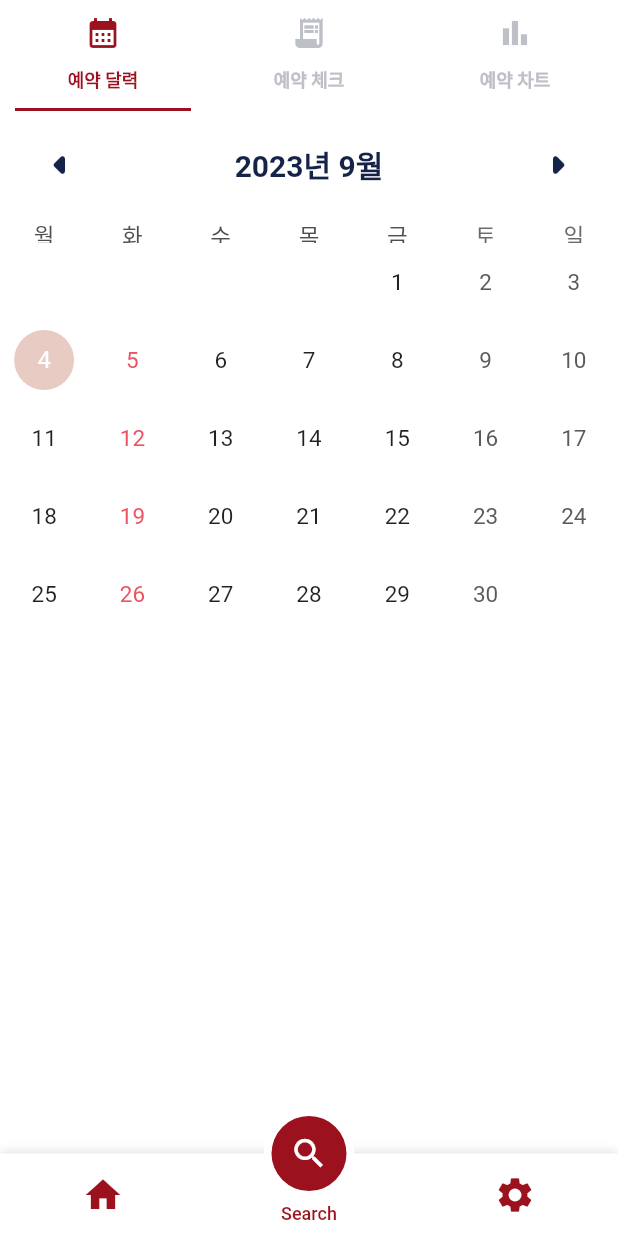
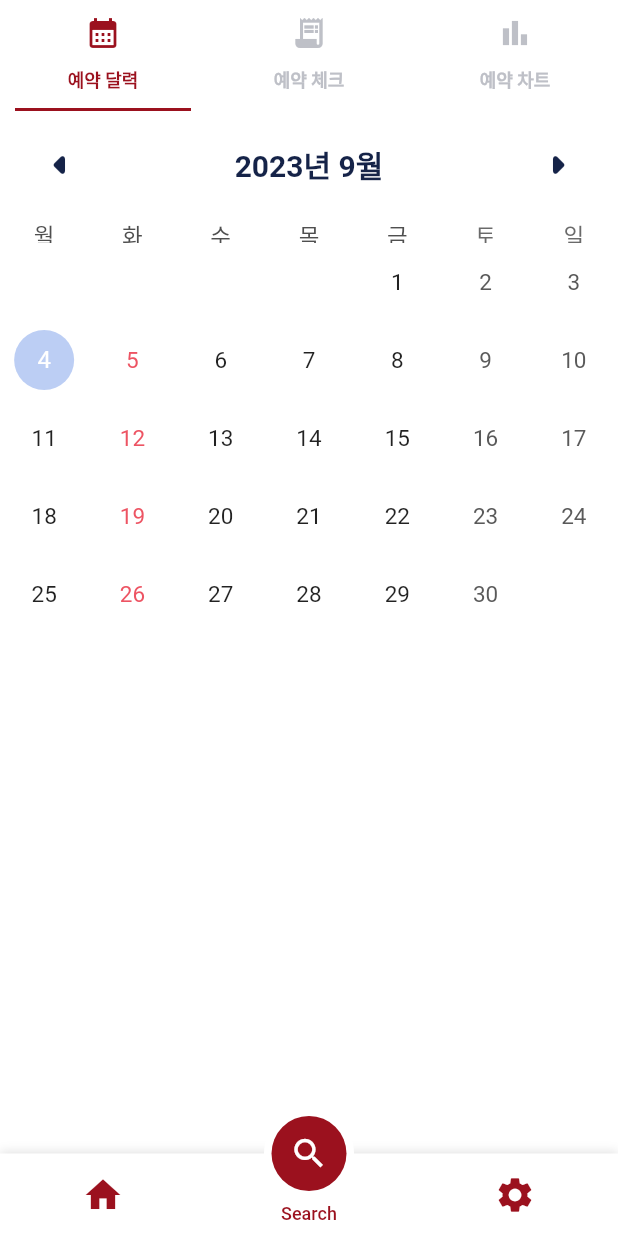
Before and after one commit to narvis2/Reservation-App, a Flutter app: the screen it shows after launch, item 2 of the bottom bar chosen, on a phone screen of 412 x 824 dp. Run offline on Flutter 3.47's test engine with Material 2 defaults, Android fonts, the phone set to English and light mode, and no system bars; drawn by our look-alikes of motion_tab_bar_v2, table_calendar; our stand-ins replace animated_text_kit, animated_toggle_switch, auto_route, carousel_slider, connectivity_plus, dio and 19 more; missing offline and left inert: cupertino_tabbar, custom_pop_up_menu, expandable_bottom_sheet, flutter_naver_map, flutter_rounded_date_picker; accounts and stored records are empty; generated files the repository leaves out were written again; network calls fail.

Commit message:
🌸 Maker 커스텀 구현 🌸
- 각 PartTime 에 맞는 마크 Custom 구현

```diff
--- a/lib/presentation/utils/color_constants.dart
+++ b/lib/presentation/utils/color_constants.dart
@@ -23,6 +23,15 @@ class ColorsConstants {
   static const Color tabBarSelectedIcon = Color(0xFFed5463);
   static const Color tabBarUnselectedIcon = Color(0xFFed5463);
 
+  static const Color test = Color(0xffffd7a6);
+  static const Color test1 = Color(0xffffdecb);
+  static const Color test2 = Color(0xffffc8c3);
+
+  // partTime
+  static const Color partTimeA = Color(0xfff0be58);
+  static const Color partTimeB = Color(0xffe8ba86);
+  static const Color partTimeC = Color(0xffce8477);
+
   // Texts
   static const Color text = Color(0xFFFFFFFF);
   static const Color textDark = Color(0xFFFFFFFF);
@@ -38,6 +47,8 @@ class ColorsConstants {
   static const Color strokeGray = Color(0xFFD7D7D7);
   static const Color rightActionButton = Color(0xFFA5A5A5);
   static const Color clown = Color(0xFFFFF3B4);
+  static const Color currentDate = Color(0xFFB5DCF9);
+  static const Color selectedDate = Color(0xFFBCCEF4);
 
   // Others Widgets
   static const Color card = Color(0x20FFFFFF);
--- a/lib/presentation/views/main/tabs/search/calendar/reservation_calendar_tab_screen.dart
+++ b/lib/presentation/views/main/tabs/search/calendar/reservation_calendar_tab_screen.dart
@@ -1,5 +1,6 @@
 import 'package:flutter/material.dart';
 import 'package:flutter_bloc/flutter_bloc.dart';
+import 'package:reservation_app/domain/model/reservation/enum/part_time.dart';
 import 'package:reservation_app/domain/model/reservation/reservation_range_section_model.dart';
 import 'package:reservation_app/presentation/utils/color_constants.dart';
 import 'package:reservation_app/presentation/utils/dialog_utils.dart';
@@ -168,6 +169,53 @@ class _ReservationCalendarTabScreenState
 
                 return events;
               },
+              calendarBuilders: CalendarBuilders(
+                markerBuilder:
+                    (context, day, List<ReservationRangeSectionModel> events) {
+                  if (events.isEmpty) return SizedBox();
+
+                  return ListView.builder(
+                    shrinkWrap: true,
+                    scrollDirection: Axis.horizontal,
+                    itemCount: events.length,
+                    itemBuilder: (context, index) {
+                      final item = events[index];
+                      final eachColor = item.partTime == PartTime.partA
+                          ? ColorsConstants.partTimeA
+                          : item.partTime == PartTime.partB
+                              ? ColorsConstants.partTimeB
+                              : item.partTime == PartTime.partC
+                                  ? ColorsConstants.partTimeC
+                                  : ColorsConstants.background;
+
+                      return Container(
+                        margin: const EdgeInsets.only(top: 35),
+                        padding: const EdgeInsets.all(1),
+                        child: Container(
+                          height: 14,
+                          // for vertical axis
+                          width: 14,
+                          // for horizontal axis
+                          decoration: BoxDecoration(
+                            shape: BoxShape.circle,
+                            color: eachColor,
+                          ),
+                          child: Center(
+                            child: Text(
+                              "${events[index].list.length}",
+                              style: TextStyle(
+                                color: ColorsConstants.background,
+                                fontSize: 10,
+                                fontWeight: FontWeight.bold,
+                              ),
+                            ),
+                          ),
+                        ),
+                      );
+                    },
+                  );
+                },
+              ),
               startingDayOfWeek: StartingDayOfWeek.monday,
               // 주의 첫 번째 날을 월요일로 설정
               calendarStyle: CalendarStyle(
@@ -201,7 +249,7 @@ class _ReservationCalendarTabScreenState
                   fontSize: 16.0,
                 ),
                 todayDecoration: const BoxDecoration(
-                  color: ColorsConstants.calendarCurrentColor,
+                  color: ColorsConstants.currentDate,
                   shape: BoxShape.circle,
                 ),
                 selectedTextStyle: const TextStyle(
@@ -209,7 +257,7 @@ class _ReservationCalendarTabScreenState
                   fontSize: 16.0,
                 ),
                 selectedDecoration: const BoxDecoration(
-                  color: ColorsConstants.calendarRangeColor,
+                  color: ColorsConstants.selectedDate,
                   shape: BoxShape.circle,
                 ),
                 holidayTextStyle: const TextStyle(
```
